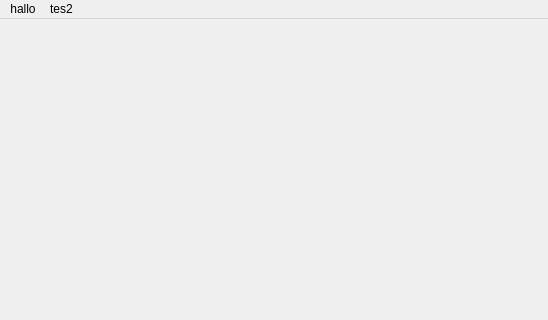
fthomas/bps, file mensor/main_window.ui: the form before one commit; both pictures show x 0 to 548 and y 0 to 320 of the 548 by 486 pixel window.
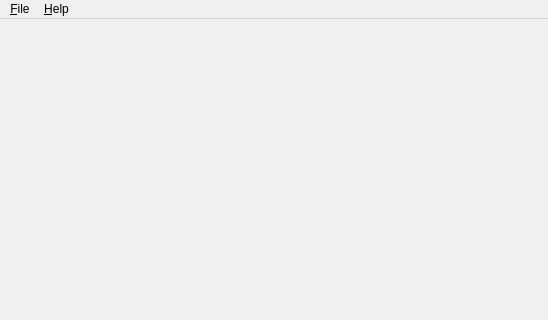
The form after the commit.

```diff
--- a/mensor/main_window.ui
+++ b/mensor/main_window.ui
@@ -25,19 +25,19 @@
      <height>29</height>
     </rect>
    </property>
-   <widget class="QMenu" name="menuTes2" >
+   <widget class="QMenu" name="menuHelp" >
     <property name="title" >
-     <string>tes2</string>
+     <string>&amp;Help</string>
     </property>
    </widget>
-   <widget class="QMenu" name="menuHallo" >
+   <widget class="QMenu" name="menuFile" >
     <property name="title" >
-     <string>hallo</string>
+     <string>&amp;File</string>
     </property>
     <addaction name="actionHallo1" />
    </widget>
-   <addaction name="menuHallo" />
-   <addaction name="menuTes2" />
+   <addaction name="menuFile" />
+   <addaction name="menuHelp" />
   </widget>
   <widget class="QStatusBar" name="statusbar" />
   <action name="actionHallo1" >
```
Left out of the diff: 42 changed lines with no effect on the pictures.
